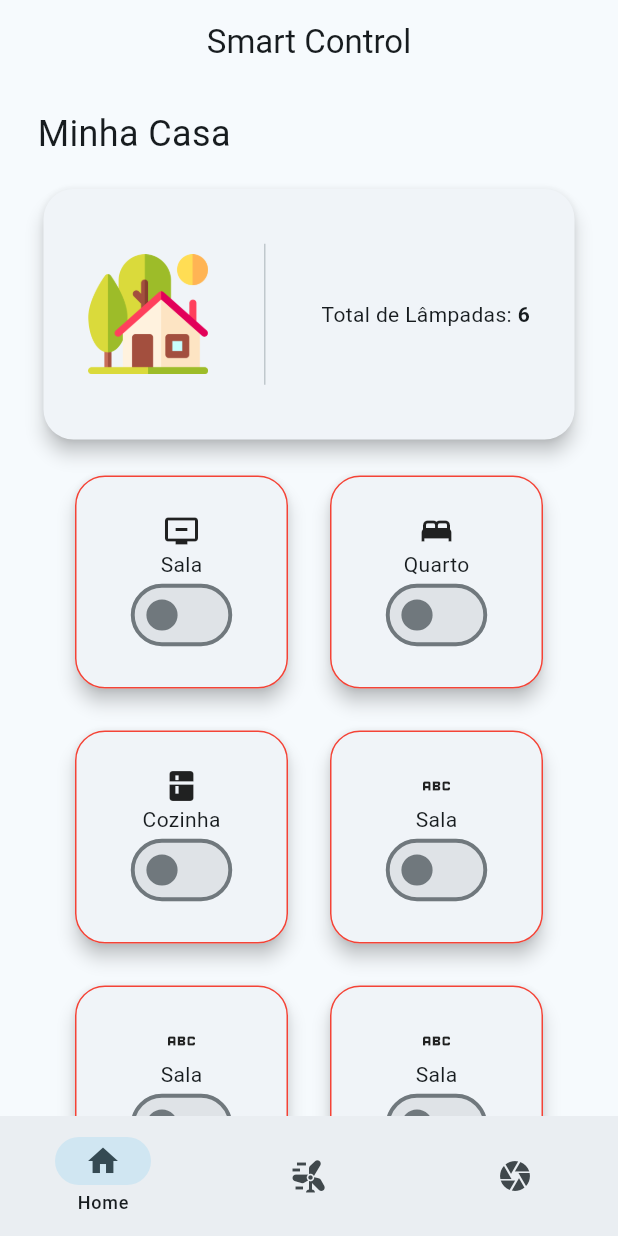
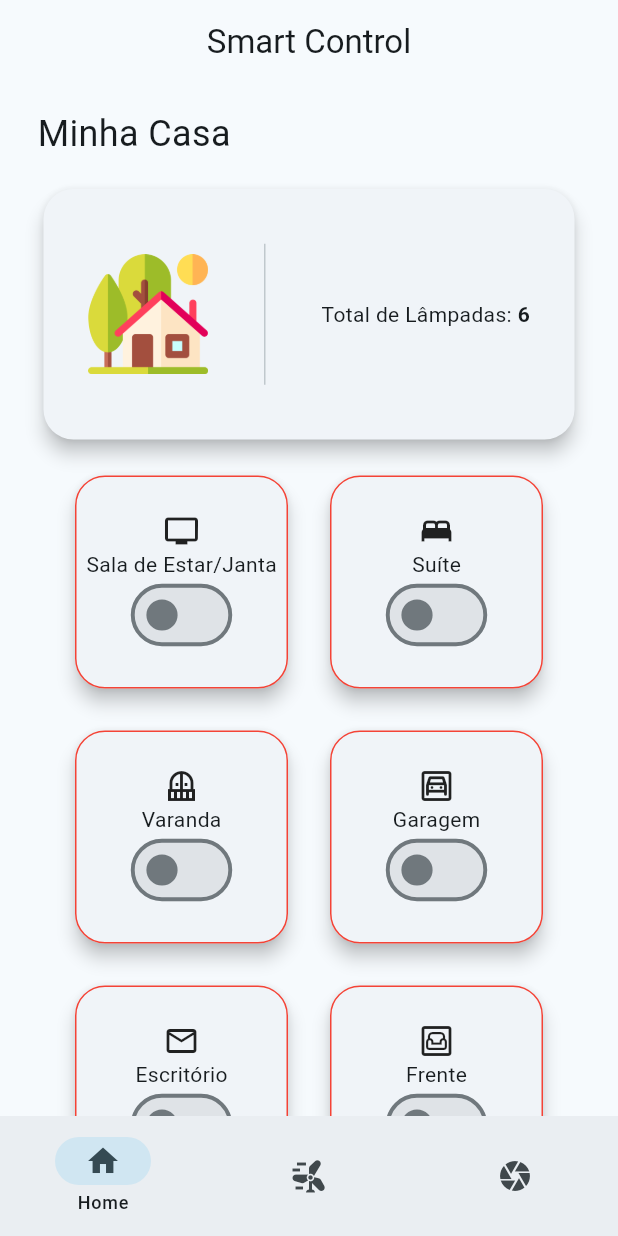
Before and after one commit to Mathvdias/home_control, a Flutter app: the screen it shows after launch, on a phone screen of 412 x 824 dp. Run offline on Flutter 3.47's test engine with Material 2 defaults, Android fonts, the light colour scheme and no system bars; our stand-ins replace dio, webview_flutter; network calls fail.

Commit message:
feat: add a buttom and icons switch

```diff
--- a/lib/src/modules/pages/home/view/home_page.dart
+++ b/lib/src/modules/pages/home/view/home_page.dart
@@ -1,5 +1,4 @@
 import 'package:flutter/material.dart';
-import 'package:home_control/src/modules/pages/home/view/components/card_component_add.dart';
 import 'package:home_control/src/modules/pages/home/view/components/card_component_selection.dart';
 
 class HomePageView extends StatefulWidget {
@@ -85,42 +84,50 @@ class _HomePageViewState extends State<HomePageView> {
                     children: [
                       CardSelectionWidget(
                         url: "switchLed0",
-                        icon: Icons.remove_from_queue_outlined,
-                        text: 'Sala',
+                        icon: Icons.tv,
+                        text: 'Sala de Estar/Janta',
                         function: () {},
                       ),
                       CardSelectionWidget(
                         url: "switchLed1",
                         icon: Icons.bed,
-                        text: 'Quarto',
+                        text: 'Suíte',
                         function: () {},
                       ),
                       CardSelectionWidget(
                         url: "switchLed2",
-                        icon: Icons.kitchen,
-                        text: 'Cozinha',
+                        icon: Icons.balcony,
+                        text: 'Varanda',
                         function: () {},
                       ),
                       CardSelectionWidget(
                         url: "switchLed3",
-                        icon: Icons.abc,
-                        text: 'Sala',
+                        icon: Icons.garage_outlined,
+                        text: 'Garagem',
                         function: () {},
                       ),
                       CardSelectionWidget(
                         url: "switchLed4",
-                        icon: Icons.abc,
-                        text: 'Sala',
+                        icon: Icons.local_post_office_outlined,
+                        text: 'Escritório',
                         function: () {},
                       ),
                       CardSelectionWidget(
                         url: "switchLed5",
-                        icon: Icons.abc,
-                        text: 'Sala',
+                        icon: Icons.living_outlined,
+                        text: 'Frente',
                         function: () {},
                       ),
-                      const CardComponentAdd()
                     ],
+                  ),
+                  Padding(
+                    padding: const EdgeInsets.symmetric(
+                        horizontal: 25, vertical: 16),
+                    child: ElevatedButton.icon(
+                      icon: const Icon(Icons.add),
+                      label: const Text("Adicionar Dispositivo"),
+                      onPressed: () {},
+                    ),
                   )
                 ],
               )
```
Also changed, not shown: lib/src/modules/pages/home/view/components/card_component_add.dart (deleted, +0 -34 lines).
